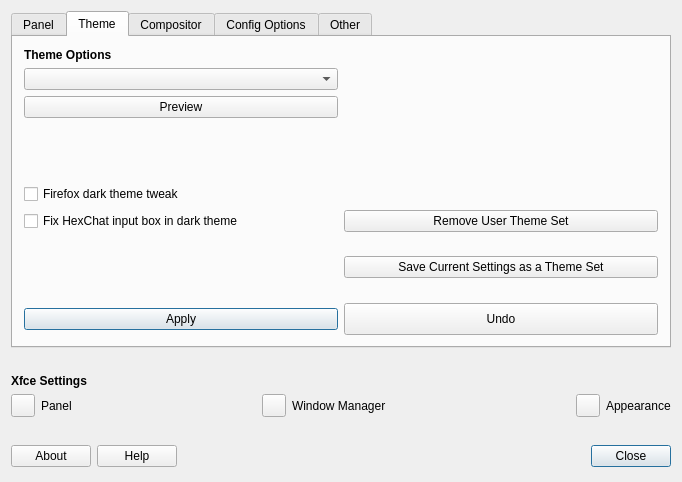
First picture: the form in tweak/defaultlook.ui, repository MX-Linux/mx-tweak, before the edit.
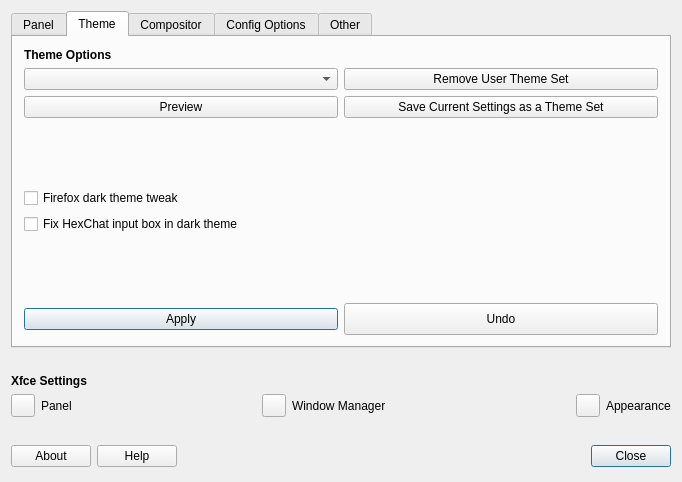
Second picture: the form after the edit. Icons and pictures are not drawn.

Patch:
```diff
--- a/tweak/defaultlook.ui
+++ b/tweak/defaultlook.ui
@@ -583,18 +583,7 @@
              </property>
             </widget>
            </item>
-           <item row="6" column="1">
-            <widget class="QPushButton" name="pushButtonSettingsToThemeSet">
-             <property name="text">
-              <string>Save Current Settings as a Theme Set</string>
-             </property>
-             <property name="icon">
-              <iconset theme="document-save">
-               <normaloff>.</normaloff>.</iconset>
-             </property>
-            </widget>
-           </item>
-           <item row="5" column="1">
+           <item row="1" column="1">
             <widget class="QPushButton" name="pushButtonRemoveUserThemeSet">
              <property name="text">
               <string>Remove User Theme Set</string>
@@ -605,6 +594,17 @@
              </property>
             </widget>
            </item>
+           <item row="2" column="1">
+            <widget class="QPushButton" name="pushButtonSettingsToThemeSet">
+             <property name="text">
+              <string>Save Current Settings as a Theme Set</string>
+             </property>
+             <property name="icon">
+              <iconset theme="document-save">
+               <normaloff>.</normaloff>.</iconset>
+             </property>
+            </widget>
+           </item>
           </layout>
          </item>
         </layout>
```
